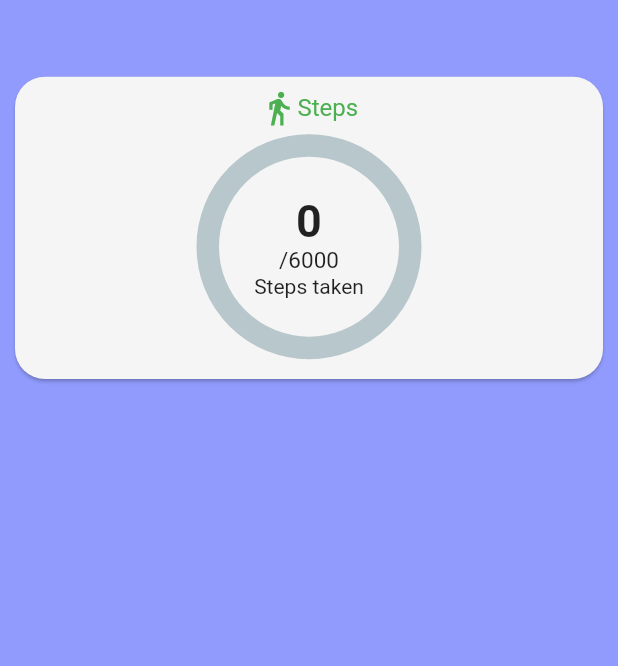
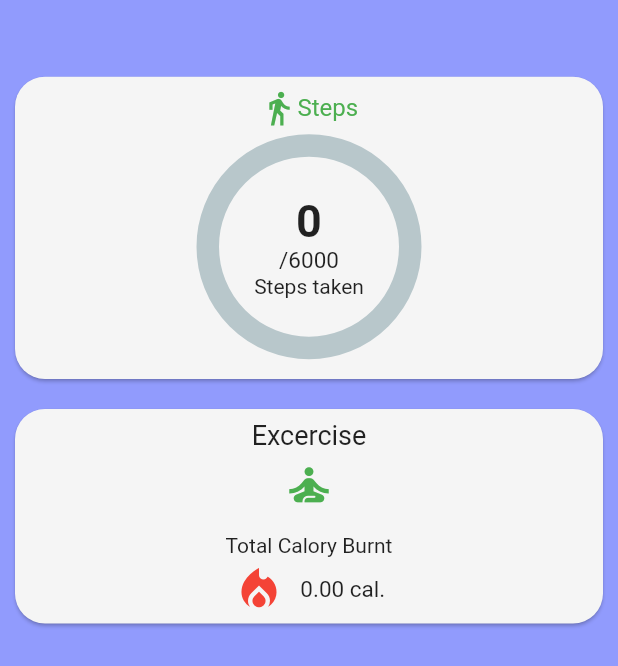
Before and after one commit to Sabir-Islam-Khan/Work-It-Out, a Flutter app: the screen it shows once a user with an empty profile is signed in, on a phone screen of 412 x 824 dp. Shown: the top 666 px of the screen. Run offline on Flutter 3.47's test engine with Material 2 defaults, Android fonts, the phone set to English and light mode, and no system bars; drawn by our look-alikes of percent_indicator; our stand-ins replace cloud_firestore, firebase_auth, google_fonts, google_sign_in, pedometer, rflutter_alert and 2 more; accounts and stored records are empty.

Commit message:
Excercise card added

```diff
--- a/lib/Widgets/PedometerWidget.dart
+++ b/lib/Widgets/PedometerWidget.dart
@@ -89,7 +89,9 @@ class _ActivityCardState extends State<ActivityCard> {
     return BaseWidget(
       builder: (context, sizingInfo) => Container(
         child: InkWell(
-          child: Card(
+          child: Column(
+            children: [
+              Card(
                 color: Colors.grey[100],
                 shape: RoundedRectangleBorder(
                     borderRadius: BorderRadius.all(Radius.circular(20))),
@@ -165,6 +167,76 @@ class _ActivityCardState extends State<ActivityCard> {
                   ),
                 ),
               ),
+              Card(
+                color: Colors.grey[100],
+                shape: RoundedRectangleBorder(
+                    borderRadius: BorderRadius.all(Radius.circular(20))),
+                margin: EdgeInsets.all(10),
+                child: Container(
+                  child: Column(
+                    children: [
+                      Container(
+                        child: Column(children: [
+                          SizedBox(
+                            height: 7.0,
+                          ),
+                          Text(
+                            'Excercise',
+                            style: TextStyle(
+                              fontSize: 18.0,
+                            ),
+                          ),
+                          SizedBox(
+                            height: 5.0,
+                          ),
+                          Icon(
+                            _status == 'walking'
+                                ? Icons.directions_walk
+                                : _status == 'stopped'
+                                    ? Icons.accessibility_new
+                                    : Icons.self_improvement,
+                            color: Colors.green,
+                            size: 35,
+                          ),
+                        ]),
+                      ),
+                      Container(
+                        margin: EdgeInsets.fromLTRB(0, 15.0, 0, 0),
+                        child: Column(
+                          children: [
+                            Text('Total Calory Burnt'),
+                            SizedBox(
+                              height: 4.0,
+                            ),
+                            Row(
+                              mainAxisAlignment: MainAxisAlignment.center,
+                              children: [
+                                Icon(
+                                  Icons.local_fire_department,
+                                  color: Colors.red,
+                                  size: 35,
+                                ),
+                                SizedBox(
+                                  width: 10,
+                                ),
+                                Text(
+                                  "${caloriBurnt.toStringAsFixed(2)} cal.",
+                                  style: TextStyle(fontSize: 15.0),
+                                )
+                              ],
+                            ),
+                            SizedBox(
+                              height: 5.0,
+                            ),
+                          ],
+                        ),
+                      ),
+                    ],
+                  ),
+                ),
+              ),
+            ],
+          ),
         ),
       ),
     );
```
Lines whose indentation alone changed are shown as unchanged.
